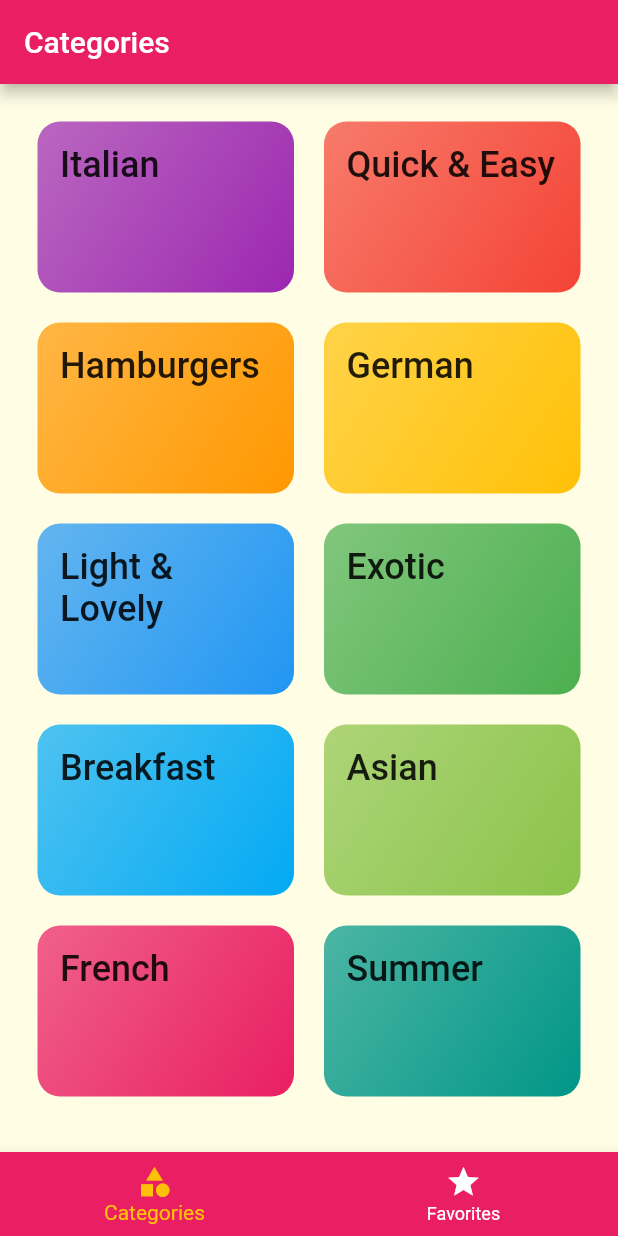
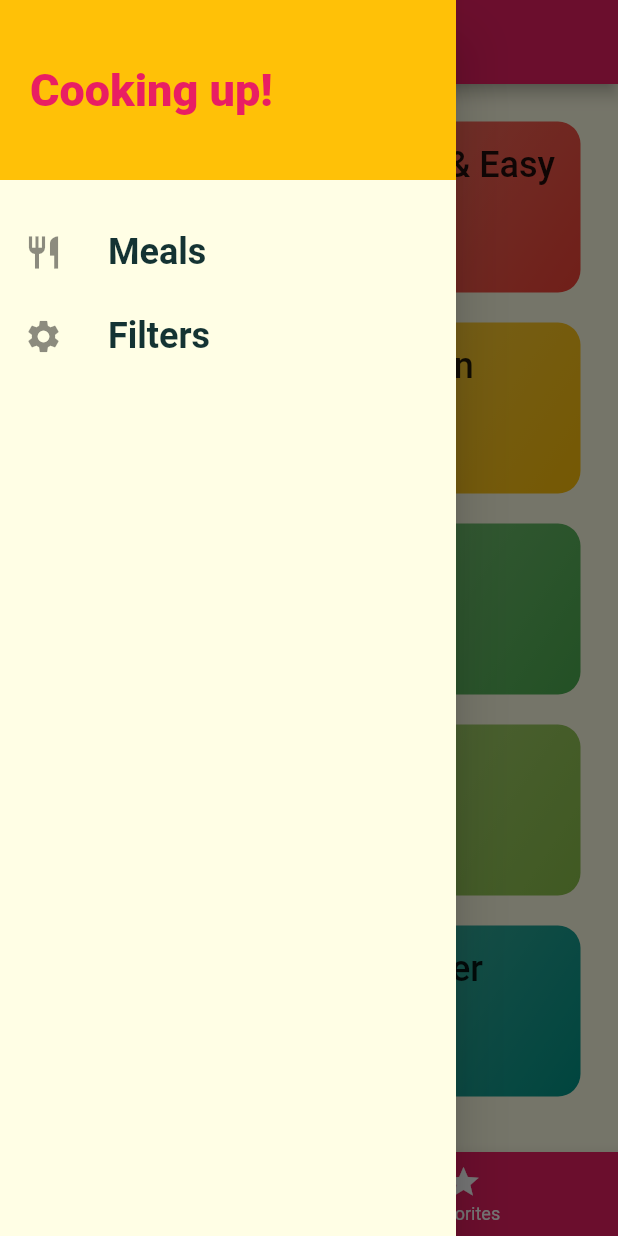
Before and after one commit to nejlaban/mealsApp, a Flutter app: the screen it shows after launch, with the side drawer open (before the commit the screen has no drawer), on a phone screen of 412 x 824 dp. Run offline on Flutter 3.47's test engine with Material 2 defaults, Android fonts, the phone set to English and light mode, and no system bars; Roboto replaces fonts that are missing (Raleway).

Commit message:
Add a drawer

```diff
--- a/lib/main.dart
+++ b/lib/main.dart
@@ -1,6 +1,7 @@
 import 'package:flutter/material.dart';
 import 'package:flutter_complete_guide/screens/categories_screen.dart';
 import 'package:flutter_complete_guide/screens/category_meals_screen.dart';
+import 'package:flutter_complete_guide/screens/filters_screen.dart';
 import 'package:flutter_complete_guide/screens/meal_detail_screen.dart';
 
 import 'screens/categories_screen.dart';
@@ -8,6 +9,7 @@ import 'screens/categories_screen.dart';
 import 'screens/meal_detail_screen.dart';
 
 import 'screens/tabs_screen.dart';
+import 'screens/filters_screen.dart';
 
 void main() => runApp(MyApp());
 
@@ -37,6 +39,7 @@ class MyApp extends StatelessWidget {
         // '/category-meals': (ctx) => CategoryMealsScreen(),
         CategoryMealsScreen.routeName: (ctx) => CategoryMealsScreen(),
         MealDetailScreen.routeName: (ctx) => MealDetailScreen(),
+        FiltersScreen.routeName: (ctx) => FiltersScreen(),
       },
 
       /*       onGenerateRoute: (settings) {
--- /dev/null
+++ b/lib/screens/filters_screen.dart
@@ -0,0 +1,18 @@
+import 'package:flutter/material.dart';
+import 'package:flutter_complete_guide/widgets/main_drawer.dart';
+
+class FiltersScreen extends StatelessWidget {
+  static const routeName = '/filters';
+
+  @override
+  Widget build(BuildContext context) {
+    return Scaffold(
+        appBar: AppBar(
+          title: Text('Your filters'),
+        ),
+        drawer: MainDrawer(),
+        body: Center(
+          child: Text('Filtersss!'),
+        ));
+  }
+}
--- a/lib/screens/tabs_screen.dart
+++ b/lib/screens/tabs_screen.dart
@@ -1,9 +1,12 @@
 import 'package:flutter/material.dart';
 import 'package:flutter_complete_guide/screens/categories_screen.dart';
 import 'package:flutter_complete_guide/screens/favorites_screen.dart';
+import 'package:flutter_complete_guide/widgets/main_drawer.dart';
 
 import 'categories_screen.dart';
 import 'favorites_screen.dart';
+
+import '../widgets/main_drawer.dart';
 
 class TabsScreen extends StatefulWidget {
   @override
@@ -35,6 +38,7 @@ class _TabsScreenState extends State<TabsScreen> {
       appBar: AppBar(
         title: Text(_pages[_selectedPageIndex]['title']),
       ),
+      drawer: MainDrawer(),
       //  body: _pages[_selectedPageIndex],
       body: _pages[_selectedPageIndex]['page'],
 
--- /dev/null
+++ b/lib/widgets/main_drawer.dart
@@ -0,0 +1,64 @@
+import 'package:flutter/material.dart';
+
+import '../screens/filters_screen.dart';
+
+class MainDrawer extends StatelessWidget {
+  Widget buildListTile(String title, IconData icon, Function tapHandler) {
+    return ListTile(
+      leading: Icon(icon, size: 26),
+      title: Text(
+        title,
+        style: TextStyle(
+          fontSize: 24,
+          fontWeight: FontWeight.bold,
+        ),
+      ),
+      onTap: tapHandler,
+    );
+  }
+
+  @override
+  Widget build(BuildContext context) {
+    return Drawer(
+        child: Column(
+      children: [
+        Container(
+          height: 120,
+          width: double.infinity,
+          padding: EdgeInsets.all(20),
+          alignment: Alignment.centerLeft,
+          color: Theme.of(context).accentColor,
+          child: Text('Cooking up!',
+              style: TextStyle(
+                fontWeight: FontWeight.w900,
+                fontSize: 30,
+                color: Theme.of(context).primaryColor,
+              )),
+        ),
+        SizedBox(
+          height: 20,
+        ),
+        buildListTile('Meals', Icons.restaurant, () {
+          Navigator.of(context).pushNamed('/');
+        }),
+        buildListTile('Filters', Icons.settings, () {
+          Navigator.of(context).pushNamed(FiltersScreen.routeName);
+        }),
+
+        /* ListTile(
+          leading: Icon(Icons.settings, size: 26),
+          title: Text(
+            'Filters',
+            style: TextStyle(
+              fontSize: 24,
+              fontWeight: FontWeight.bold,
+            ),
+          ),
+          onTap: () {
+            // ...
+          },
+        ), */
+      ],
+    ));
+  }
+}
```
